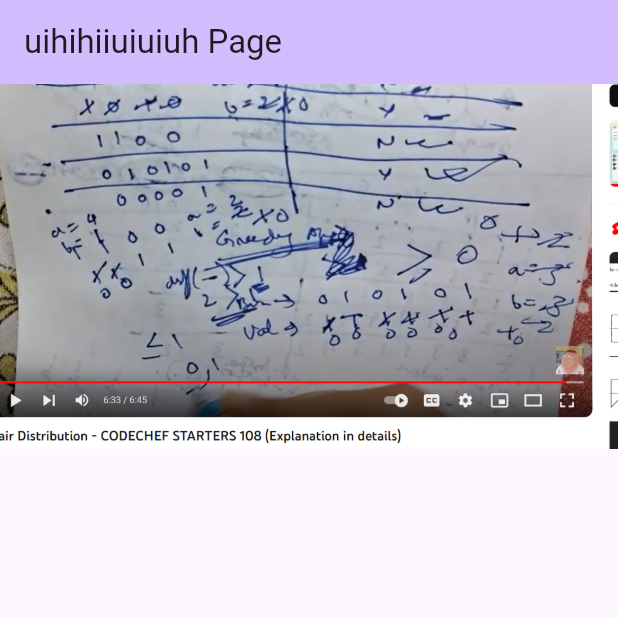
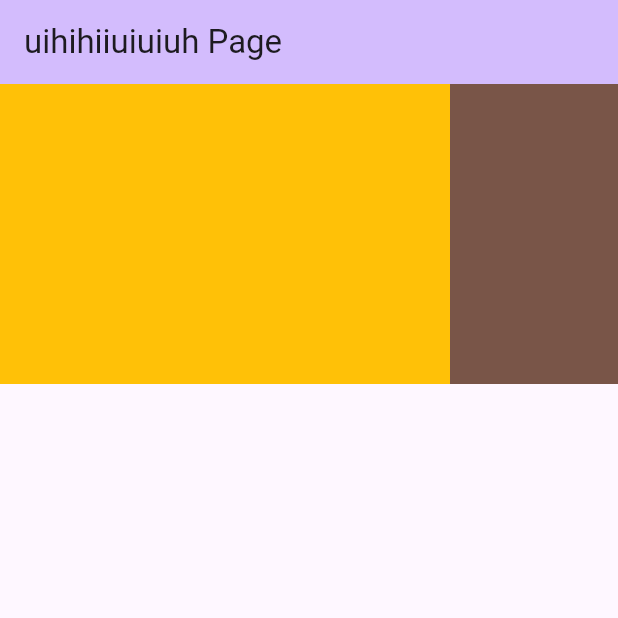
Before and after one commit to karandeep-3154/FlutterApp, a Flutter app: the screen it shows after launch, on a phone screen of 412 x 824 dp, the top half of it. Run offline on Flutter 3.47's test engine with Material 3 defaults, Android fonts, the light colour scheme and no system bars.

Commit message:
ScreenChildScrollView  Completed

```diff
--- a/lib/main.dart
+++ b/lib/main.dart
@@ -61,18 +61,50 @@ class _MyHomePageState extends State<MyHomePage> {
           // the App.build method, and use it to set our appbar title.
           title: Text(widget.title),
         ),
-        body: InkWell(
-            onTap: (){
-              print("Clicked on Img");
-            },
-            onDoubleTap: (){
-              print("Double Clicked on Img");
-            },
-            onLongPress: (){
-          print("Long Clicked on Img");
-        },
-            child: Image.asset('assets/images/2.png')
+        body: SingleChildScrollView(
+          scrollDirection: Axis.horizontal,
+          child: Row(
+            children: [
+              Container(
+                height: 200,
+                width: 300,
+                color: Colors.amber,
+              ),
+              Container(
+                height: 200,
+                width: 300,
+                color: Colors.brown,
+              ),
+              Container(
+                height: 200,
+                width: 300,
+                color: Colors.green,
+              ),
+              Container(
+                height: 200,
+                width: 300,
+                color: Colors.deepOrange,
+              ),
+              Container(
+                height: 200,
+                width: 300,
+                color: Colors.purple,
+              ),
+            ],
+          ),
         )
+        // InkWell(
+        //     onTap: (){
+        //       print("Clicked on Img");
+        //     },
+        //     onDoubleTap: (){
+        //       print("Double Clicked on Img");
+        //     },
+        //     onLongPress: (){
+        //   print("Long Clicked on Img");
+        // },
+        //     child: Image.asset('assets/images/2.png')
+        // )
         // OutlinedButton(
         //   onPressed: () {
         //     print('Pressing');
```
